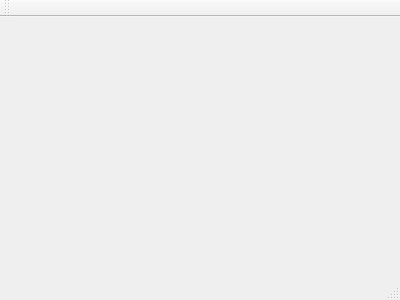
This is mainwindow.ui in coyote443/NeuralNetForMarket as Qt 5 draws it before an edit. The edited form follows.
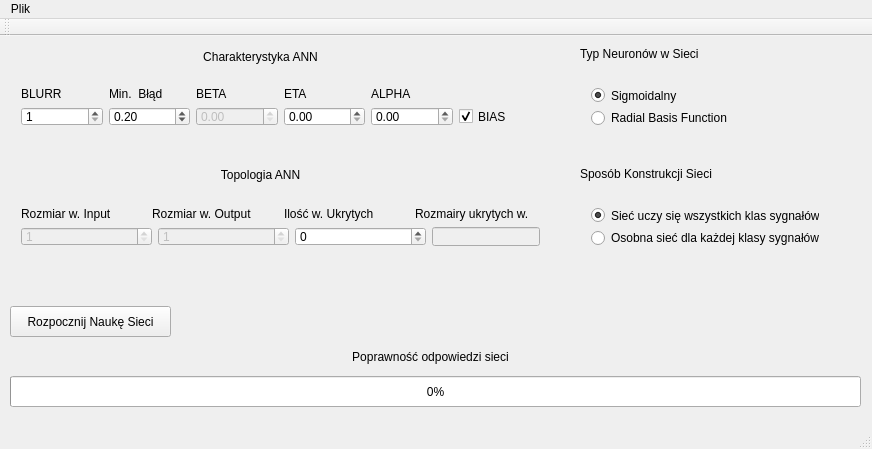
This is the edited form.

Commit message: Added: 	Form, 	Lerning Stopper

The edit to the form file:
```diff
--- a/mainwindow.ui
+++ b/mainwindow.ui
@@ -1,24 +1,495 @@
 <ui version="4.0">
  <class>MainWindow</class>
- <widget class="QMainWindow" name="MainWindow" >
-  <property name="geometry" >
+ <widget class="QMainWindow" name="MainWindow">
+  <property name="geometry">
    <rect>
     <x>0</x>
     <y>0</y>
-    <width>400</width>
-    <height>300</height>
+    <width>872</width>
+    <height>449</height>
    </rect>
   </property>
   <property name="windowTitle" >
    <string>MainWindow</string>
   </property>
-  <widget class="QMenuBar" name="menuBar" />
-  <widget class="QToolBar" name="mainToolBar" />
-  <widget class="QWidget" name="centralWidget" />
-  <widget class="QStatusBar" name="statusBar" />
+  <property name="animated">
+   <bool>false</bool>
+  </property>
+  <widget class="QWidget" name="centralWidget">
+   <widget class="QWidget" name="verticalLayoutWidget">
+    <property name="geometry">
+     <rect>
+      <x>10</x>
+      <y>40</y>
+      <width>541</width>
+      <height>61</height>
+     </rect>
+    </property>
+    <layout class="QVBoxLayout" name="verticalLayoutCharacteristics">
+     <item>
+      <layout class="QHBoxLayout" name="horizontalLayout_3">
+       <item>
+        <widget class="QLabel" name="label_4">
+         <property name="text">
+          <string>BLURR</string>
+         </property>
+        </widget>
+       </item>
+       <item>
+        <widget class="QLabel" name="label_7">
+         <property name="text">
+          <string>Min.  Błąd</string>
+         </property>
+        </widget>
+       </item>
+       <item>
+        <widget class="QLabel" name="label_5">
+         <property name="text">
+          <string>BETA</string>
+         </property>
+        </widget>
+       </item>
+       <item>
+        <widget class="QLabel" name="label_2">
+         <property name="text">
+          <string>ETA</string>
+         </property>
+        </widget>
+       </item>
+       <item>
+        <widget class="QLabel" name="label_3">
+         <property name="text">
+          <string>ALPHA</string>
+         </property>
+        </widget>
+       </item>
+       <item>
+        <widget class="QLabel" name="label">
+         <property name="text">
+          <string/>
+         </property>
+        </widget>
+       </item>
+      </layout>
+     </item>
+     <item>
+      <layout class="QHBoxLayout" name="horizontalLayoutSpinCharacteristics">
+       <item>
+        <widget class="QSpinBox" name="spinBoxBLURR">
+         <property name="toolTip">
+          <string>&lt;html&gt;&lt;head/&gt;&lt;body&gt;&lt;p&gt;Określa po ilu próbkach ma nastąpić obliczenie średniej wartości błędu.&lt;/p&gt;&lt;/body&gt;&lt;/html&gt;</string>
+         </property>
+         <property name="minimum">
+          <number>1</number>
+         </property>
+         <property name="maximum">
+          <number>10000</number>
+         </property>
+        </widget>
+       </item>
+       <item>
+        <widget class="QDoubleSpinBox" name="doubleSpinBoxMIN_ERR">
+         <property name="maximum">
+          <double>1.000000000000000</double>
+         </property>
+         <property name="singleStep">
+          <double>0.050000000000000</double>
+         </property>
+         <property name="value">
+          <double>0.200000000000000</double>
+         </property>
+        </widget>
+       </item>
+       <item>
+        <widget class="QDoubleSpinBox" name="doubleSpinBoxBETA">
+         <property name="enabled">
+          <bool>false</bool>
+         </property>
+         <property name="toolTip">
+          <string>&lt;html&gt;&lt;head/&gt;&lt;body&gt;&lt;p&gt;&lt;span style=&quot; color:#008000;&quot;&gt;Wsp.&lt;/span&gt;&lt;span style=&quot; color:#c0c0c0;&quot;/&gt;&lt;span style=&quot; color:#008000;&quot;&gt;krzywej&lt;/span&gt;&lt;span style=&quot; color:#c0c0c0;&quot;/&gt;&lt;span style=&quot; color:#008000;&quot;&gt;aktywacji&lt;/span&gt;&lt;span style=&quot; color:#c0c0c0;&quot;/&gt;&lt;span style=&quot; color:#008000;&quot;&gt;||&lt;/span&gt;&lt;span style=&quot; color:#c0c0c0;&quot;/&gt;&lt;span style=&quot; color:#008000;&quot;&gt;brak&lt;/span&gt;&lt;/p&gt;&lt;/body&gt;&lt;/html&gt;</string>
+         </property>
+         <property name="specialValueText">
+          <string/>
+         </property>
+         <property name="maximum">
+          <double>10.000000000000000</double>
+         </property>
+         <property name="singleStep">
+          <double>0.100000000000000</double>
+         </property>
+        </widget>
+       </item>
+       <item>
+        <widget class="QDoubleSpinBox" name="doubleSpinBoxETA">
+         <property name="toolTip">
+          <string>&lt;html&gt;&lt;head/&gt;&lt;body&gt;&lt;p&gt;Współczynnik uczenia, który określa, jak bardzo wagi są korygowane przy każdej aktualizacji. DO IMPLEMENTACJI : W czasie uczenia eta przyjmuje najpierw wartość początkową, zmniejsza się do Niskiego Eta, a następnie wzrasta do Wysokiego Eta i znów spada do Niskiego Eta. Ostatnie dwa kroki są powtarzane do ukończenia uczenia.&lt;/p&gt;&lt;p&gt;Spadek Eta określa szybkość spadku eta wyrażoną przez liczbę cykli między Wysokim Eta a Niskim Eta. Określ wartości dla każdej opcji eta.&lt;/p&gt;&lt;/body&gt;&lt;/html&gt;</string>
+         </property>
+         <property name="maximum">
+          <double>10.000000000000000</double>
+         </property>
+         <property name="singleStep">
+          <double>0.100000000000000</double>
+         </property>
+        </widget>
+       </item>
+       <item>
+        <widget class="QDoubleSpinBox" name="doubleSpinBoxALPHA">
+         <property name="toolTip">
+          <string>&lt;html&gt;&lt;head/&gt;&lt;body&gt;&lt;p&gt;Momentum wpływa na aktualizowanie wag podczas uczenia. &lt;span style=&quot; font-weight:600;&quot;&gt;Momentum&lt;/span&gt; sprzyja zmianom wag w stałym kierunku. Określ wartość z zakresu od 0 do 1. Wyższe wartości alfa zwiększają momentum, ograniczając tendencję do zmiany kierunku pod wpływem lokalnych zmienności danych.&lt;/p&gt;&lt;/body&gt;&lt;/html&gt;</string>
+         </property>
+         <property name="maximum">
+          <double>1.000000000000000</double>
+         </property>
+         <property name="singleStep">
+          <double>0.100000000000000</double>
+         </property>
+        </widget>
+       </item>
+       <item>
+        <widget class="QCheckBox" name="checkBoxBIAS">
+         <property name="enabled">
+          <bool>true</bool>
+         </property>
+         <property name="text">
+          <string>BIAS</string>
+         </property>
+         <property name="checked">
+          <bool>true</bool>
+         </property>
+        </widget>
+       </item>
+      </layout>
+     </item>
+    </layout>
+   </widget>
+   <widget class="QPushButton" name="pushButtonStartNetworkLearning">
+    <property name="geometry">
+     <rect>
+      <x>10</x>
+      <y>270</y>
+      <width>161</width>
+      <height>31</height>
+     </rect>
+    </property>
+    <property name="text">
+     <string>Rozpocznij Naukę Sieci</string>
+    </property>
+   </widget>
+   <widget class="QProgressBar" name="progressBar">
+    <property name="geometry">
+     <rect>
+      <x>10</x>
+      <y>340</y>
+      <width>851</width>
+      <height>31</height>
+     </rect>
+    </property>
+    <property name="toolTip">
+     <string>&lt;html&gt;&lt;head/&gt;&lt;body&gt;&lt;p&gt;&lt;span style=&quot; font-weight:600;&quot;&gt;Uwaga&lt;/span&gt;. Zbyt wysoka wartość może wiązać się z przeuczeniem sieci.&lt;/p&gt;&lt;/body&gt;&lt;/html&gt;</string>
+    </property>
+    <property name="whatsThis">
+     <string>&lt;html&gt;&lt;head/&gt;&lt;body&gt;&lt;p&gt;&lt;br/&gt;&lt;/p&gt;&lt;/body&gt;&lt;/html&gt;</string>
+    </property>
+    <property name="value">
+     <number>0</number>
+    </property>
+   </widget>
+   <widget class="QLabel" name="label_6">
+    <property name="geometry">
+     <rect>
+      <x>10</x>
+      <y>310</y>
+      <width>841</width>
+      <height>21</height>
+     </rect>
+    </property>
+    <property name="text">
+     <string>Poprawność odpowiedzi sieci</string>
+    </property>
+    <property name="alignment">
+     <set>Qt::AlignCenter</set>
+    </property>
+   </widget>
+   <widget class="QLabel" name="label_8">
+    <property name="geometry">
+     <rect>
+      <x>10</x>
+      <y>10</y>
+      <width>501</width>
+      <height>21</height>
+     </rect>
+    </property>
+    <property name="text">
+     <string>Charakterystyka ANN</string>
+    </property>
+    <property name="alignment">
+     <set>Qt::AlignCenter</set>
+    </property>
+   </widget>
+   <widget class="QLabel" name="label_9">
+    <property name="geometry">
+     <rect>
+      <x>10</x>
+      <y>131</y>
+      <width>501</width>
+      <height>16</height>
+     </rect>
+    </property>
+    <property name="text">
+     <string>Topologia ANN</string>
+    </property>
+    <property name="alignment">
+     <set>Qt::AlignCenter</set>
+    </property>
+   </widget>
+   <widget class="QWidget" name="verticalLayoutWidget_2">
+    <property name="geometry">
+     <rect>
+      <x>10</x>
+      <y>160</y>
+      <width>541</width>
+      <height>61</height>
+     </rect>
+    </property>
+    <layout class="QVBoxLayout" name="verticalLayoutTopology">
+     <item>
+      <layout class="QHBoxLayout" name="horizontalLayout_5">
+       <item>
+        <widget class="QLabel" name="label_11">
+         <property name="text">
+          <string>Rozmiar w. Input</string>
+         </property>
+        </widget>
+       </item>
+       <item>
+        <widget class="QLabel" name="label_12">
+         <property name="text">
+          <string>Rozmiar w. Output</string>
+         </property>
+        </widget>
+       </item>
+       <item>
+        <widget class="QLabel" name="label_13">
+         <property name="text">
+          <string>Ilość w. Ukrytych</string>
+         </property>
+        </widget>
+       </item>
+       <item>
+        <widget class="QLabel" name="label_14">
+         <property name="text">
+          <string>Rozmairy ukrytych w.</string>
+         </property>
+        </widget>
+       </item>
+      </layout>
+     </item>
+     <item>
+      <layout class="QHBoxLayout" name="horizontalLayout_spinTopology">
+       <item>
+        <widget class="QSpinBox" name="spinBoxInputLayerSize">
+         <property name="enabled">
+          <bool>false</bool>
+         </property>
+         <property name="toolTip">
+          <string>&lt;html&gt;&lt;head/&gt;&lt;body&gt;&lt;p&gt;Ilość neuronów w warstwie wejściowej. Zdeterminowana jest rozmiarem wektorów uczących.&lt;/p&gt;&lt;/body&gt;&lt;/html&gt;</string>
+         </property>
+         <property name="minimum">
+          <number>1</number>
+         </property>
+         <property name="maximum">
+          <number>10000</number>
+         </property>
+        </widget>
+       </item>
+       <item>
+        <widget class="QSpinBox" name="spinBoxOutputLayerSize">
+         <property name="enabled">
+          <bool>false</bool>
+         </property>
+         <property name="toolTip">
+          <string>&lt;html&gt;&lt;head/&gt;&lt;body&gt;&lt;p&gt;Ilość neuronów w warstwie wyjściowej. Zdeterminowana przyjętą polityką nauki.&lt;/p&gt;&lt;/body&gt;&lt;/html&gt;</string>
+         </property>
+         <property name="minimum">
+          <number>1</number>
+         </property>
+         <property name="maximum">
+          <number>1000</number>
+         </property>
+        </widget>
+       </item>
+       <item>
+        <widget class="QSpinBox" name="spinBox">
+         <property name="toolTip">
+          <string>&lt;html&gt;&lt;head/&gt;&lt;body&gt;&lt;p&gt;Ilość warstw ukrytych&lt;/p&gt;&lt;/body&gt;&lt;/html&gt;</string>
+         </property>
+        </widget>
+       </item>
+       <item>
+        <widget class="QLineEdit" name="lineEdit">
+         <property name="enabled">
+          <bool>false</bool>
+         </property>
+         <property name="sizePolicy">
+          <sizepolicy hsizetype="Fixed" vsizetype="Fixed">
+           <horstretch>0</horstretch>
+           <verstretch>0</verstretch>
+          </sizepolicy>
+         </property>
+         <property name="toolTip">
+          <string>&lt;html&gt;&lt;head/&gt;&lt;body&gt;&lt;p&gt;Kolejne rozmiary warstw ukrytych sieci.&lt;/p&gt;&lt;/body&gt;&lt;/html&gt;</string>
+         </property>
+        </widget>
+       </item>
+      </layout>
+     </item>
+    </layout>
+   </widget>
+   <widget class="QLabel" name="label_17">
+    <property name="geometry">
+     <rect>
+      <x>580</x>
+      <y>10</y>
+      <width>151</width>
+      <height>16</height>
+     </rect>
+    </property>
+    <property name="text">
+     <string>Typ Neuronów w Sieci</string>
+    </property>
+    <property name="alignment">
+     <set>Qt::AlignLeading|Qt::AlignLeft|Qt::AlignVCenter</set>
+    </property>
+   </widget>
+   <widget class="QLabel" name="label_18">
+    <property name="geometry">
+     <rect>
+      <x>580</x>
+      <y>130</y>
+      <width>151</width>
+      <height>16</height>
+     </rect>
+    </property>
+    <property name="text">
+     <string>Sposób Konstrukcji Sieci</string>
+    </property>
+    <property name="alignment">
+     <set>Qt::AlignLeading|Qt::AlignLeft|Qt::AlignVCenter</set>
+    </property>
+   </widget>
+   <widget class="QWidget" name="verticalLayoutWidget_3">
+    <property name="geometry">
+     <rect>
+      <x>580</x>
+      <y>160</y>
+      <width>250</width>
+      <height>61</height>
+     </rect>
+    </property>
+    <layout class="QVBoxLayout" name="verticalLayout">
+     <item>
+      <widget class="QRadioButton" name="radioButton_3">
+       <property name="text">
+        <string>Sieć uczy się wszystkich klas sygnałów</string>
+       </property>
+       <property name="checked">
+        <bool>true</bool>
+       </property>
+      </widget>
+     </item>
+     <item>
+      <widget class="QRadioButton" name="radioButton_4">
+       <property name="text">
+        <string>Osobna sieć dla każdej klasy sygnałów</string>
+       </property>
+       <property name="checked">
+        <bool>false</bool>
+       </property>
+      </widget>
+     </item>
+    </layout>
+   </widget>
+   <widget class="QWidget" name="verticalLayoutWidget_4">
+    <property name="geometry">
+     <rect>
+      <x>580</x>
+      <y>40</y>
+      <width>251</width>
+      <height>61</height>
+     </rect>
+    </property>
+    <layout class="QVBoxLayout" name="verticalLayout_3">
+     <item>
+      <widget class="QRadioButton" name="radioButtonNeuronSigmoid">
+       <property name="text">
+        <string>Sigmoidalny</string>
+       </property>
+       <property name="checkable">
+        <bool>true</bool>
+       </property>
+       <property name="checked">
+        <bool>true</bool>
+       </property>
+      </widget>
+     </item>
+     <item>
+      <widget class="QRadioButton" name="radioButtonNeuronRBF">
+       <property name="text">
+        <string>Radial Basis Function</string>
+       </property>
+       <property name="checkable">
+        <bool>true</bool>
+       </property>
+      </widget>
+     </item>
+    </layout>
+   </widget>
+  </widget>
+  <widget class="QMenuBar" name="menuBar">
+   <property name="geometry">
+    <rect>
+     <x>0</x>
+     <y>0</y>
+     <width>872</width>
+     <height>26</height>
+    </rect>
+   </property>
+   <widget class="QMenu" name="menuPlik">
+    <property name="title">
+     <string>Plik</string>
+    </property>
+    <addaction name="actionWczytaj_Sie"/>
+    <addaction name="actionZapisz_Sie"/>
+    <addaction name="actionWczytaj_Materia_Ucz_cy"/>
+   </widget>
+   <addaction name="menuPlik"/>
+  </widget>
+  <widget class="QToolBar" name="mainToolBar">
+   <attribute name="toolBarArea">
+    <enum>TopToolBarArea</enum>
+   </attribute>
+   <attribute name="toolBarBreak">
+    <bool>false</bool>
+   </attribute>
+  </widget>
+  <widget class="QStatusBar" name="statusBar"/>
+  <action name="actionWczytaj_Sie">
+   <property name="text">
+    <string>Wczytaj Sieć</string>
+   </property>
+  </action>
+  <action name="actionZapisz_Sie">
+   <property name="text">
+    <string>Zapisz Sieć</string>
+   </property>
+  </action>
+  <action name="actionWczytaj_Materia_Ucz_cy">
+   <property name="text">
+    <string>Wczytaj Materiał Uczący</string>
+   </property>
+  </action>
  </widget>
- <layoutDefault spacing="6" margin="11" />
- <pixmapfunction></pixmapfunction>
+ <layoutdefault spacing="6" margin="11"/>
  <resources/>
  <connections/>
 </ui>
```
Left out of the diff: 3 changed lines with no effect on the pictures. The commit also changes 5 other files.
